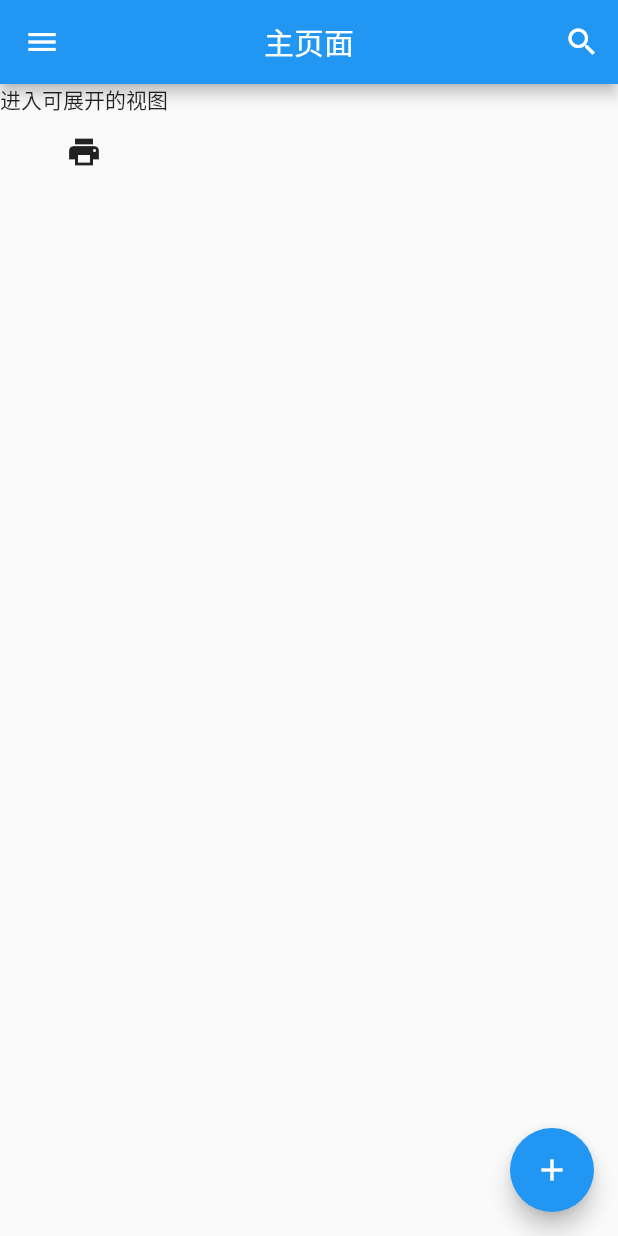
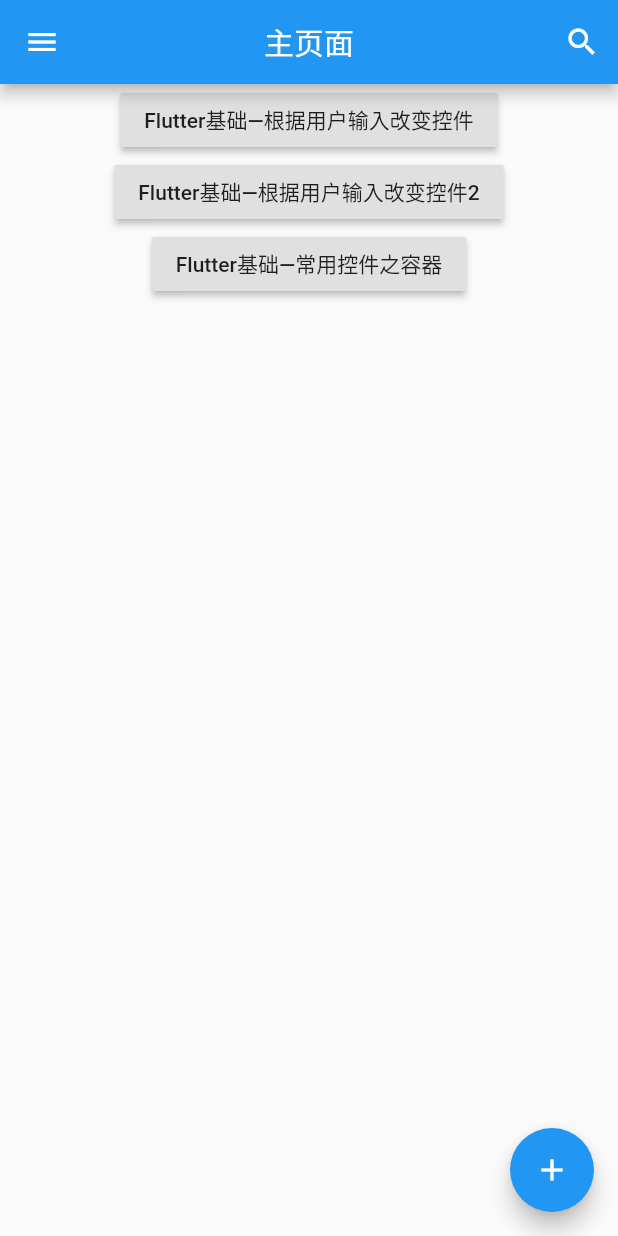
Before and after one commit to galagaygay/flutter_demo, a Flutter app: the screen it shows after launch, on a phone screen of 412 x 824 dp. Run offline on Flutter 3.47's test engine with Material 2 defaults, Android fonts, the phone set to English and light mode, and no system bars.

Commit message:
Flutter基础—常用控件之容器 http://blog.csdn.net/hekaiyou/article/details/53184720

```diff
--- a/lib/app.dart
+++ b/lib/app.dart
@@ -16,10 +16,10 @@ class GalleryAppState extends State<GalleryApp> {
           icon: new Icon(
             Icons.menu,
             color: Colors.white,
-          ),
+          ), //Icon
           tooltip: "导航菜单",
           onPressed: null,
-        ),
+        ), //IconButton
         title: new Text("主页面"),
         centerTitle: true,
         actions: <Widget>[
@@ -27,14 +27,14 @@ class GalleryAppState extends State<GalleryApp> {
               icon: new Icon(
                 Icons.search,
                 color: Colors.white,
-              ),
+              ), //Icon
               tooltip: "搜索",
               onPressed: () {
                 print("点击了搜索按钮");
               }
-          )
-        ],
-      ),
+          ) //IconButton
+        ], // <Widget>[]
+      ), //AppBar
       //Column垂直布局
       body: new Column(
         children: <Widget>[
@@ -42,25 +42,36 @@ class GalleryAppState extends State<GalleryApp> {
           //Expanded占满剩余空间的内容区域
           new Expanded(
             //创建了中心填充文本控件
-              child: new Column(
-                children: <Widget>[
-                  new Text("进入可展开的视图"),
-                  new IconButton(
-                      icon: new Icon(
-                        Icons.print,
-                      ),
-                      onPressed: () {
-                        print("点击跳转新的页面");
-
-                        //页面跳转
-                        Navigator.of(context).pushNamed('/counter_page');
-                      },
-                  ),
-                ],
-              )
-          ),
-        ],
-      ),
+              child: new Center(
+                  child: new Column(
+                    children: <Widget>[
+                      new RaisedButton(
+                        onPressed: () {
+                          //页面跳转
+                          Navigator.of(context).pushNamed('/counter_page1');
+                        },
+                        child: new Text("Flutter基础—根据用户输入改变控件"),
+                      ), //RaisedButton
+                      new RaisedButton(
+                        onPressed: () {
+                          //页面跳转
+                          Navigator.of(context).pushNamed('/counter_page2');
+                        },
+                        child: new Text("Flutter基础—根据用户输入改变控件2"),
+                      ), //RaisedButton
+                      new RaisedButton(
+                        onPressed: () {
+                          //页面跳转
+                          Navigator.of(context).pushNamed('/contater_page');
+                        },
+                        child: new Text("Flutter基础—常用控件之容器"),
+                      ), //RaisedButton
+                    ], //<Widget>[]
+                  ) //Column,
+              ) //Center
+          ), //Expanded
+        ], //<Widget>[]
+      ), //Column
       floatingActionButton: new FloatingActionButton(
           tooltip: "悬浮按钮",
           child: new IconButton(
@@ -69,14 +80,14 @@ class GalleryAppState extends State<GalleryApp> {
                 color: Colors.white,
               ),
               onPressed: null
-          ),
+          ), //IconButton
           onPressed: () {
             print("点击跳转新的页面");
 
             //页面跳转
             Navigator.of(context).pushNamed('/shop_page');
-          }
-      ),
-    );
-  }
+          } //() {}
+      ), //FloatingActionButton
+    ); //Scaffold
+  } //Widget build
 }
```
Also changed, not shown: lib/container/ContainerDemo.dart (added, +30 -0 lines), lib/main.dart (+9 -4 lines).
